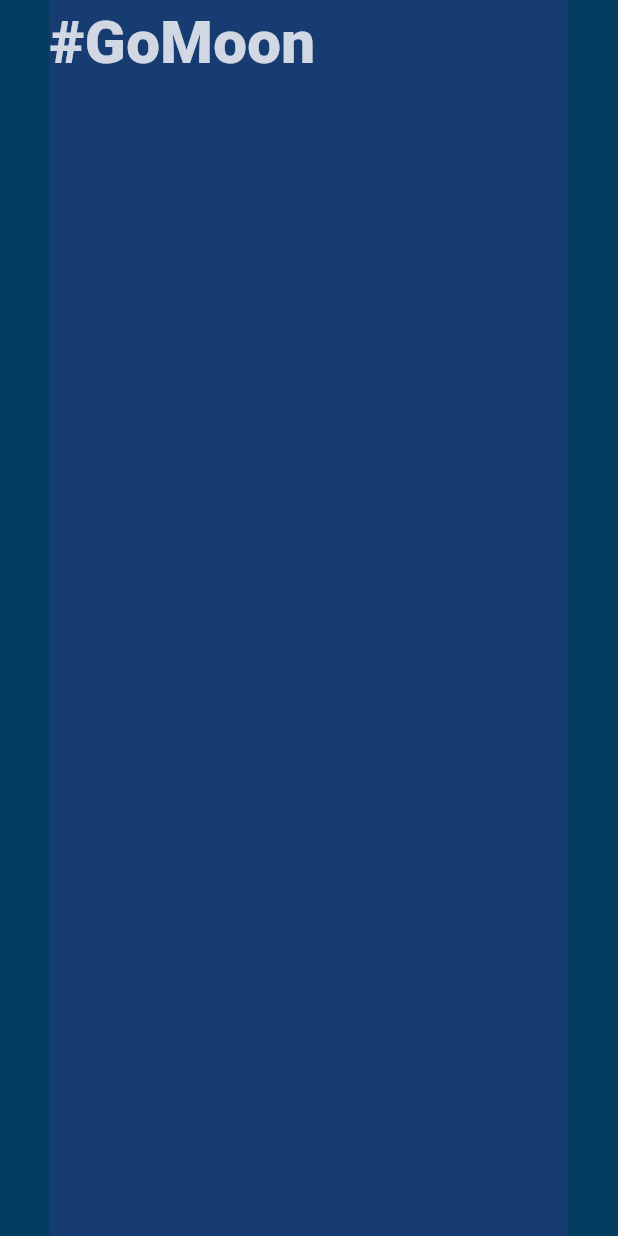
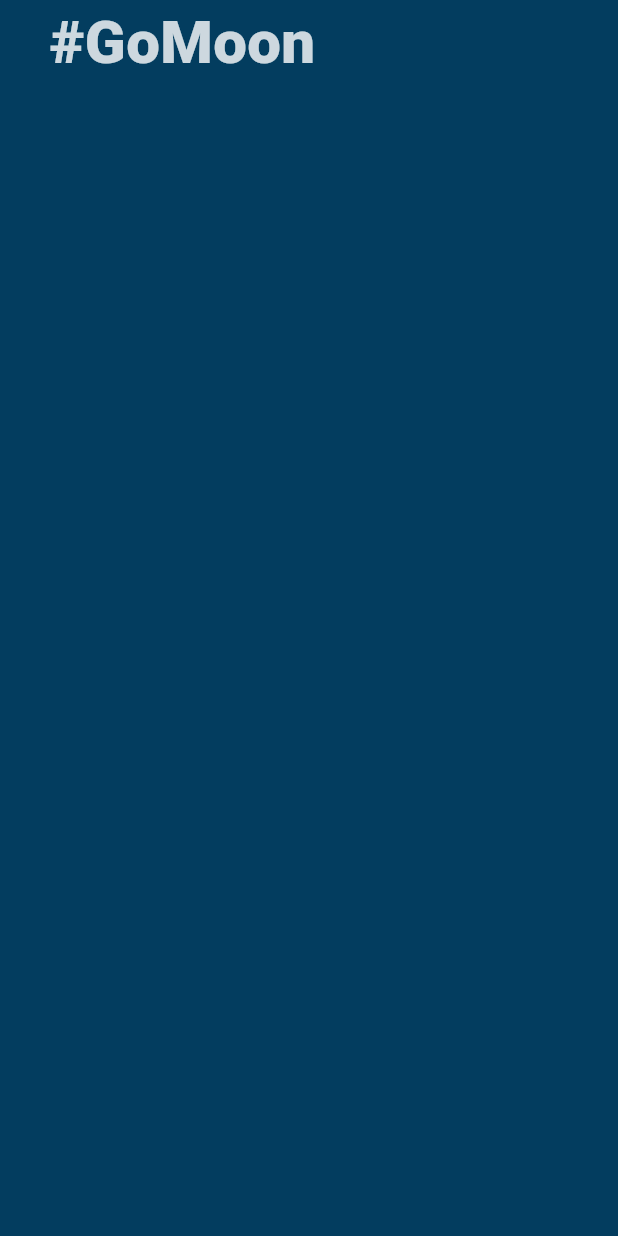
Before and after one commit to CaptainStorm21/flutter-gotomoon, a Flutter app: the screen it shows after launch, on a phone screen of 412 x 824 dp. Run offline on Flutter 3.47's test engine with Material 3 defaults, Android fonts, the phone set to English and light mode, and no system bars.

Commit message:
color removal

```diff
--- a/lib/pages/home_page.dart
+++ b/lib/pages/home_page.dart
@@ -32,7 +32,6 @@ Widget _pageTitle() {
     final Color whiteColorWithOpacity = Colors.white.withBlue(255).withOpacity(.8);
     // Define the color outside of the widget tree
     return Container(
-      color: Colors.deepPurple.withOpacity(0.2),
       child: Text("#GoMoon",
       style: TextStyle(
         color: whiteColorWithOpacity,
```
